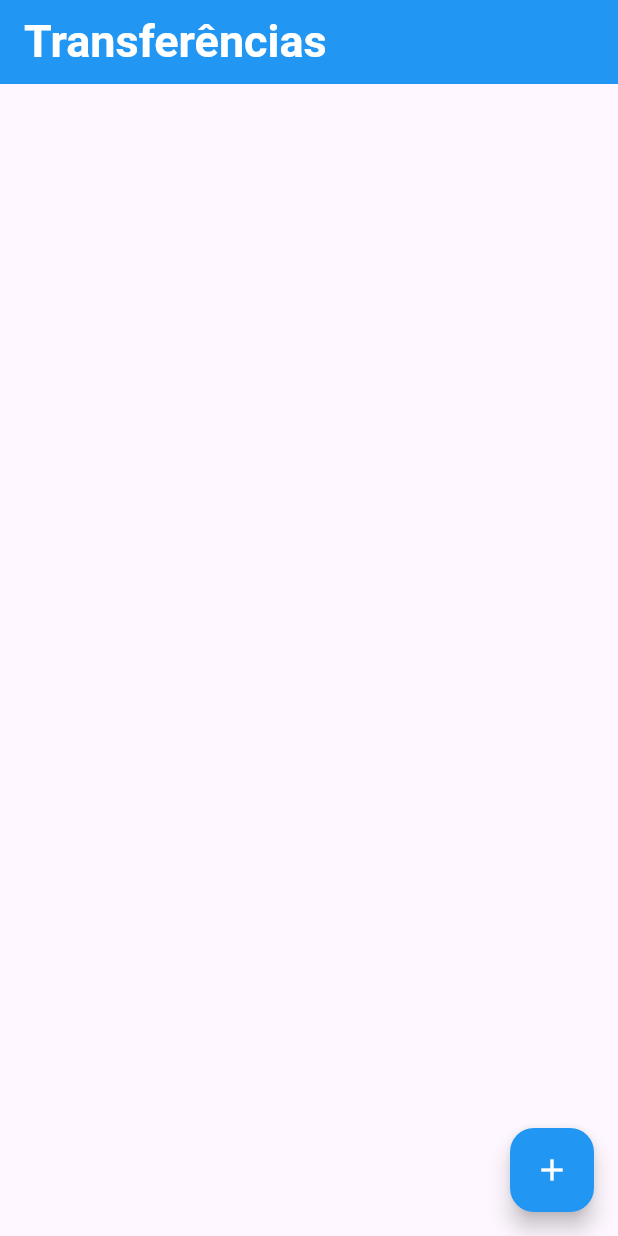
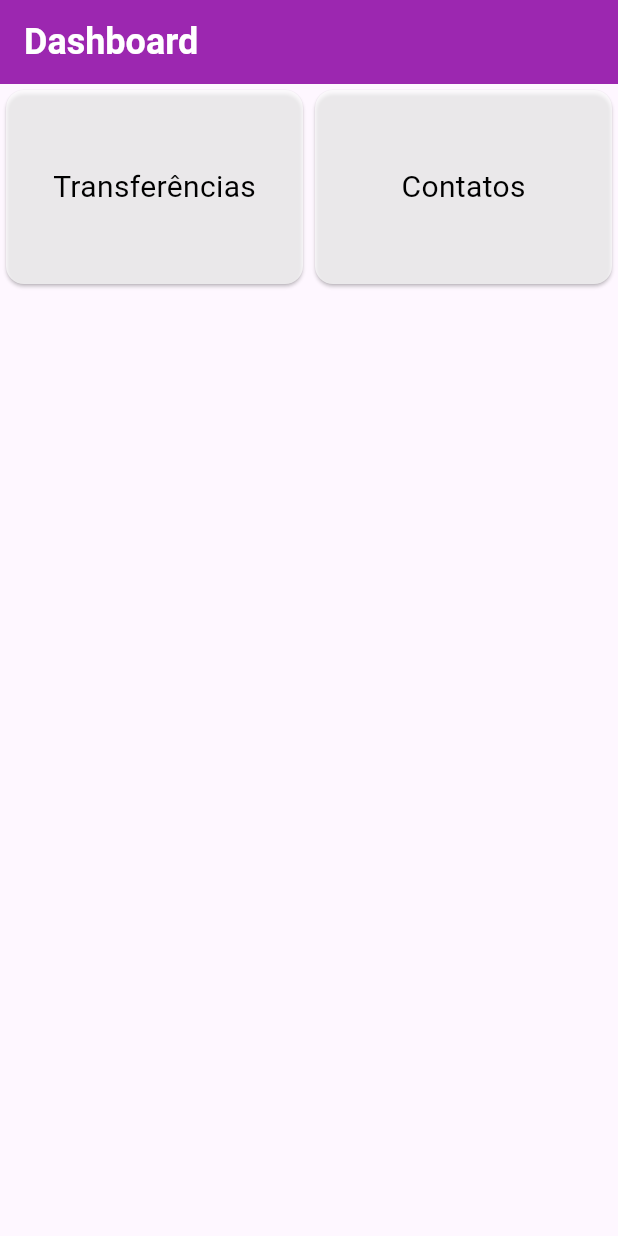
Before and after one commit to rafaelcf00/projeto_flutter_dsm5, a Flutter app: the screen it shows after launch, on a phone screen of 412 x 824 dp. Run offline on Flutter 3.47's test engine with Material 3 defaults, Android fonts, the phone set to English and light mode, and no system bars.

Commit message:
first-commit

```diff
--- a/lib/main.dart
+++ b/lib/main.dart
@@ -1,4 +1,7 @@
+import 'package:dash_bank/screens/contact.dart';
+import 'package:dash_bank/screens/transfers.dart';
 import 'package:flutter/material.dart';
+import 'package:flutter/widgets.dart';
 
 void main() => runApp(BankApp());
 
@@ -8,205 +11,74 @@ class BankApp extends StatelessWidget {
   @override
   Widget build(BuildContext context) {
     return MaterialApp(
+      debugShowCheckedModeBanner: false,
       home: Scaffold(
-        body: ListaTransferencias(),
+        appBar: AppBar(
+            foregroundColor: Colors.purpleAccent,
+            backgroundColor: Colors.purple,
+            title: const Text('Dashboard',
+                style: TextStyle(
+                    color: Colors.white,
+                    fontSize: 24,
+                    fontWeight: FontWeight.bold))),
+        body: Dashboard(),
       ),
     );
   }
 }
 
-class FormularioTransferencia extends StatelessWidget {
-  final TextEditingController _controladorCampoNumeroConta =
-      TextEditingController();
-  final TextEditingController _controladorCampoValor = TextEditingController();
-
-  FormularioTransferencia({super.key});
+class Dashboard extends StatelessWidget {
+  const Dashboard({super.key});
 
   @override
   Widget build(BuildContext context) {
-    // TODO: implement build
-    return Scaffold(
-      appBar: AppBar(
-        backgroundColor: Colors.blue,
-        title: Text(
-          'Nova Transferência',
-          style: TextStyle(
-            color: Colors.white,
-            fontSize: 30,
-            fontWeight: FontWeight.bold,
-          ),
-        ),
-      ),
-      body: Column(
-        children: [
-          Editor(
-            controlador: _controladorCampoNumeroConta,
-            rotulo: 'Numero da Conta',
-            dica: '0000',
-          ),
-          Editor(
-            controlador: _controladorCampoValor,
-            rotulo: 'Valor',
-            dica: '0.00',
-            icone: Icons.monetization_on,
-          ),
-          ElevatedButton(
-            child: Text('Confirmar'),
-            onPressed: () {
-              _criaTransferencia(
-                context,
-                _controladorCampoNumeroConta,
-                _controladorCampoValor,
-              );
+    return GridView.count(
+      crossAxisCount: 2,
+      childAspectRatio: 1.50,
+      children: <Widget>[
+        DashboardItem(
+            onTap: () {
+              Navigator.push(context, MaterialPageRoute(builder: (context) {
+                return ListaTransferencias();
+              }));
             },
-          ),
-        ],
-      ),
-    );
-  }
-
-  void _criaTransferencia(
-    BuildContext context,
-    controladorCampoNumeroConta,
-    controladorCampoValor,
-  ) {
-    final int? numeroConta = int.tryParse(controladorCampoNumeroConta.text);
-    final double? valor = double.tryParse(controladorCampoValor.text);
-    if (numeroConta != null && valor != null) {
-      final transferenciaCriada = Transferencia(valor, numeroConta);
-      debugPrint('$transferenciaCriada');
-      Navigator.pop(context, transferenciaCriada);
-    }
-  }
-}
-
-class Editor extends StatelessWidget {
-  final TextEditingController? controlador;
-  final String? rotulo;
-  final String? dica;
-  final IconData? icone;
-
-  Editor({super.key, this.controlador, this.rotulo, this.dica, this.icone});
-
-  @override
-  Widget build(BuildContext context) {
-    return Padding(
-      padding: EdgeInsets.all(16.0),
-      child: TextField(
-        controller: controlador,
-        style: TextStyle(
-          fontSize: 20.0,
-        ),
-        decoration: InputDecoration(
-          icon: icone != null
-              ? Icon(
-                  icone,
-                  color: Colors.green,
-                )
-              : null,
-          labelText: rotulo,
-          hintStyle: TextStyle(color: Colors.grey),
-          hintText: dica,
-        ),
-        keyboardType: TextInputType.number,
-      ),
+            text: "Transferências"),
+        DashboardItem(
+            onTap: () {
+              Navigator.push(context, MaterialPageRoute(builder: (context) {
+                return ListaContatos();
+              }));
+            },
+            text: "Contatos")
+      ],
     );
   }
 }
 
-class ListaTransferencias extends StatefulWidget {
+class DashboardItem extends StatelessWidget {
+  final String text;
+  final VoidCallback onTap;
 
-  ListaTransferencias({super.key});
-  final List<Transferencia> _transferencias = [];
+  const DashboardItem({
+    super.key,
+    required this.onTap,
+    required this.text,
+  });
 
   @override
-  State<StatefulWidget> createState() {
-    return ListaTransferenciaState();
-  }
-}
-
-class ListaTransferenciaState extends State<ListaTransferencias>{
-  @override
   Widget build(BuildContext context) {
-
-    // TODO: implement build
-    return Scaffold(
-      appBar: AppBar(
-        backgroundColor: Colors.blue,
-        title: Text(
-          'Transferências',
-          style: TextStyle(
-            color: Colors.white,
-            fontSize: 30,
-            fontWeight: FontWeight.bold,
+    return GestureDetector(
+      onTap: onTap,
+      child: Card(
+        borderOnForeground: true,
+        color: Colors.white70,
+        child: Center(
+          child: Text(
+            text,
+            style: TextStyle(fontSize: 20, color: Colors.black),
           ),
-        ),
-      ),
-      body: ListView.builder(
-        itemCount: widget._transferencias.length,
-        itemBuilder: (context, indice){
-          final transferencia = widget._transferencias[indice];
-          return ItemTransferencia(transferencia);
-        },
-      ),
-      floatingActionButton: FloatingActionButton(
-        backgroundColor: Colors.blue,
-        onPressed: () {
-          final Future<Transferencia?> future = Navigator.push(
-            context,
-            MaterialPageRoute(
-              builder: (context) {
-                return FormularioTransferencia();
-              },
-            ),
-          );
-          future.then(
-            (transferenciaRecebida) {
-              debugPrint('chegou no then do future');
-              debugPrint('$transferenciaRecebida');
-              if (transferenciaRecebida != null) {
-                setState(() {
-                  widget._transferencias.add(transferenciaRecebida);
-                });
-              }
-            },
-          );
-        },
-        child: Icon(
-          Icons.add,
-          color: Colors.white,
         ),
       ),
     );
   }
 }
-
-class ItemTransferencia extends StatelessWidget {
-  final Transferencia _transferencia;
-
-  ItemTransferencia(this._transferencia, {super.key});
-
-  @override
-  Widget build(BuildContext context) {
-    // TODO: implement build
-    return Card(
-      child: ListTile(
-        leading: Icon(Icons.monetization_on, color: Colors.green),
-        title: Text(_transferencia.valor.toString()),
-        subtitle: Text(_transferencia.numeroConta.toString()),
-      ),
-    );
-  }
-}
-
-class Transferencia {
-  final double valor;
-  final int numeroConta;
-
-  Transferencia(this.valor, this.numeroConta);
-
-  @override
-  String toString() {
-    return 'Transferencia{valor: $valor, numeroConta: $numeroConta}';
-  }
-}
--- a/pubspec.yaml
+++ b/pubspec.yaml
@@ -1,4 +1,4 @@
-name: bank
+name: dash_bank
 description: "A new Flutter project."
 # The following line prevents the package from being accidentally published to
 # pub.dev using `flutter pub publish`. This is preferred for private packages.
@@ -30,6 +30,7 @@ environment:
 dependencies:
   flutter:
     sdk: flutter
+  intl: ^0.17.0
 
 
   # The following adds the Cupertino Icons font to your application.
```
Also changed, not shown: lib/screens/contact.dart (added, +255 -0 lines), lib/screens/transfers.dart (added, +214 -0 lines), pubspec.lock, 5 other files.
